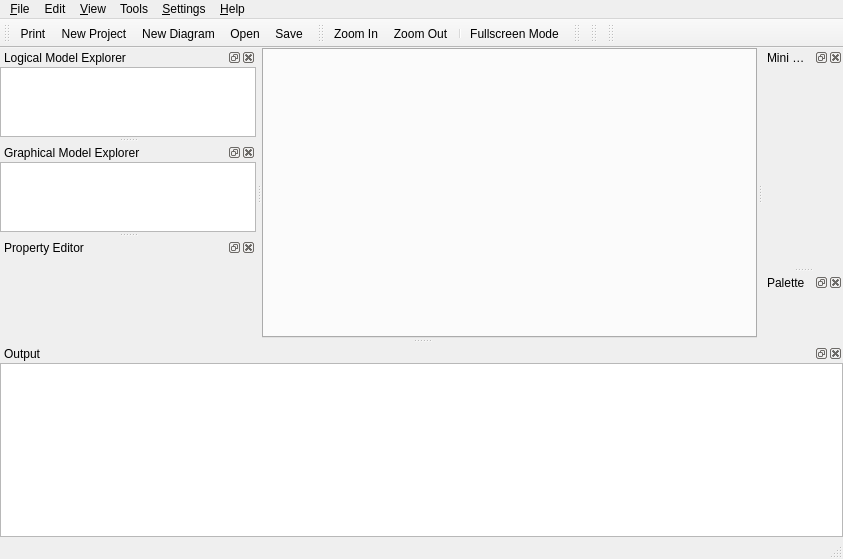
qreal/qreal, file qrgui/mainwindow/mainWindow.ui: the form before one commit.
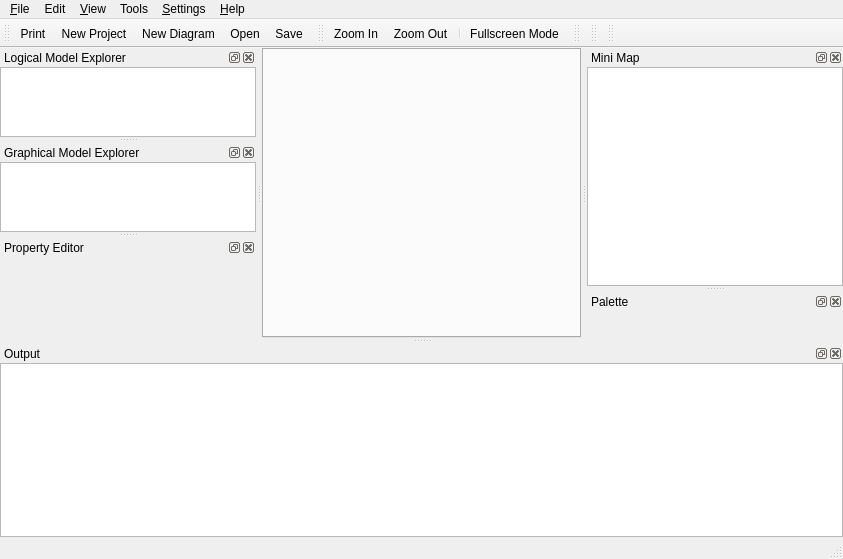
The form after the commit. Icons and pictures are not drawn. Custom widgets are drawn as their Qt base class.

```diff
--- a/qrgui/mainwindow/mainWindow.ui
+++ b/qrgui/mainwindow/mainWindow.ui
@@ -693,8 +693,8 @@
   </customwidget>
   <customwidget>
    <class>MiniMap</class>
-   <extends>QWidget</extends>
-   <header>minimap.h</header>
+   <extends>QGraphicsView</extends>
+   <header>../mainwindow/miniMap.h</header>
   </customwidget>
  </customwidgets>
  <resources>
```
